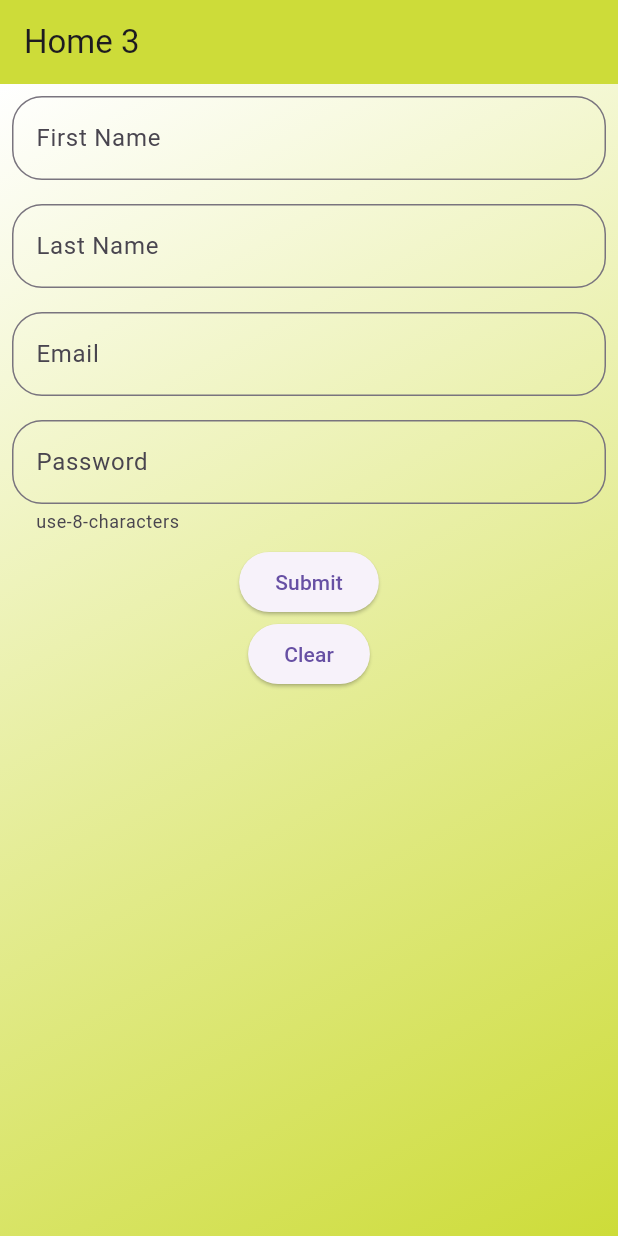
After one commit to kazi-tawhid-ibn-monir/FlutterPractice, a Flutter app: the Home_3 screen opened directly, after a tap on "Submit", on a phone screen of 412 x 824 dp. The commit adds this screen. Run offline on Flutter 3.47's test engine with Material 3 defaults, Android fonts, the phone set to English and light mode, and no system bars.

Commit message:
Previously -2 had some problme with bottom  overflow. This project-3 solved that problme.

```diff
--- a/lib/2/Home_2.dart
+++ b/lib/2/Home_2.dart
@@ -2,11 +2,9 @@ import 'package:flutter/material.dart';
 
 class Home_2 extends StatefulWidget {
   const Home_2({super.key});
-
   @override
   State<Home_2> createState() => _Home_2State();
 }
-
 
 class _Home_2State extends State<Home_2> {
   @override
@@ -48,9 +46,7 @@ class _Home_2State extends State<Home_2> {
                           hintText: 'Enter Your Name',
                           labelText: 'First Name',
                           border: OutlineInputBorder(
-                          borderRadius: BorderRadius.circular(20)
-                        )
-                      ),
+                              borderRadius: BorderRadius.circular(20))),
                     ),
                   ),
                   Padding(
@@ -61,9 +57,7 @@ class _Home_2State extends State<Home_2> {
                           hintText: 'Enter Your Name',
                           labelText: 'Last Name',
                           border: OutlineInputBorder(
-                              borderRadius: BorderRadius.circular(20)
-                          )
-                      ),
+                              borderRadius: BorderRadius.circular(20))),
                     ),
                   ),
                   Padding(
@@ -74,9 +68,7 @@ class _Home_2State extends State<Home_2> {
                           hintText: 'Enter Your E-mail',
                           labelText: 'Email',
                           border: OutlineInputBorder(
-                              borderRadius: BorderRadius.circular(20)
-                          )
-                      ),
+                              borderRadius: BorderRadius.circular(20))),
                     ),
                   ),
                   Padding(
@@ -90,17 +82,18 @@ class _Home_2State extends State<Home_2> {
                           labelText: 'Password',
                           helperText: 'use-8-characters',
                           border: OutlineInputBorder(
-                              borderRadius: BorderRadius.circular(20)
-                          )
+                              borderRadius: BorderRadius.circular(20))),
                     ),
                   ),
-                  ),
-                  ElevatedButton(onPressed: (){
-                    String FullName = nameController.text + " " + lastNameController.text;
+                  ElevatedButton(
+                      onPressed: () {
+                        String FullName =
+                            nameController.text + " " + lastNameController.text;
                         print("Full Name: $FullName");
                         print(emailController.text);
                         print(passwordController.text);
-                  }, child: Text("Submit"))
+                      },
+                      child: Text("Submit"))
                 ],
               ),
             ),
--- /dev/null
+++ b/lib/3/Home_3.dart
@@ -0,0 +1,102 @@
+import 'package:flutter/material.dart';
+
+class Home_3 extends StatefulWidget {
+  const Home_3({super.key});
+
+  @override
+  State<Home_3> createState() => _Home_3State();
+}
+
+class _Home_3State extends State<Home_3> {
+  @override
+  Widget build(BuildContext context) {
+    TextEditingController nameController = TextEditingController();
+    TextEditingController lastNameController = TextEditingController();
+    TextEditingController emailController = TextEditingController();
+    TextEditingController passwordController = TextEditingController();
+    return Scaffold(
+      appBar: AppBar(
+        backgroundColor: Colors.lime,
+        title: Text('Home 3'),
+      ),
+      body: Container(
+        height: double.infinity,
+        decoration: BoxDecoration(
+          gradient: LinearGradient(
+            begin: Alignment.topLeft,
+            end: Alignment.bottomRight,
+            colors: [
+              Colors.white,
+              Colors.lime,
+            ],
+          ),
+        ),
+        child: SingleChildScrollView(
+          child: Column(
+            children: [
+              Padding(
+                padding: const EdgeInsets.all(8.0),
+                child: TextField(
+                  controller: nameController,
+                  decoration: InputDecoration(
+                      hintText: 'Enter Your Name',
+                      labelText: 'First Name',
+                      border: OutlineInputBorder(
+                          borderRadius: BorderRadius.circular(20))),
+                ),
+              ),
+              Padding(
+                padding: const EdgeInsets.all(8.0),
+                child: TextField(
+                  controller: lastNameController,
+                  decoration: InputDecoration(
+                      hintText: 'Enter Your Name',
+                      labelText: 'Last Name',
+                      border: OutlineInputBorder(
+                          borderRadius: BorderRadius.circular(20))),
+                ),
+              ),
+              Padding(
+                padding: const EdgeInsets.all(8.0),
+                child: TextField(
+                  controller: emailController,
+                  decoration: InputDecoration(
+                      hintText: 'Enter Your E-mail',
+                      labelText: 'Email',
+                      border: OutlineInputBorder(
+                          borderRadius: BorderRadius.circular(20))),
+                ),
+              ),
+              Padding(
+                padding: const EdgeInsets.all(8.0),
+                child: TextField(
+                  obscureText: true,
+                  controller: passwordController,
+                  keyboardType: TextInputType.number,
+                  decoration: InputDecoration(
+                      hintText: 'Enter Your Password',
+                      labelText: 'Password',
+                      helperText: 'use-8-characters',
+                      border: OutlineInputBorder(
+                          borderRadius: BorderRadius.circular(20))),
+                ),
+              ),
+              ElevatedButton(onPressed: () {
+                print(nameController.text);
+                print(lastNameController.text);
+                print(emailController.text);
+                print(passwordController.text);
+              }, child: Text('Submit')),
+              ElevatedButton(onPressed: () {
+                nameController.clear();
+                lastNameController.clear();
+                emailController.clear();
+                passwordController.clear();
+              }, child: Text('Clear')),
+            ],
+          ),
+        ),
+      ),
+    );
+  }
+}
--- /dev/null
+++ b/lib/3/main_3.dart
@@ -0,0 +1,7 @@
+import 'package:flutter/cupertino.dart';
+
+import 'myApp_3.dart';
+
+void main(){
+  runApp(myApp_3());
+}
--- /dev/null
+++ b/lib/3/myApp_3.dart
@@ -0,0 +1,15 @@
+import 'package:flutter/material.dart';
+
+import 'Home_3.dart';
+class myApp_3 extends StatelessWidget {
+  const myApp_3({super.key});
+
+  @override
+  Widget build(BuildContext context) {
+    return const MaterialApp(
+      home: Scaffold(
+        body: Home_3(),
+      ),
+    );;
+  }
+}
```
Lines whose indentation alone changed are shown as unchanged.
